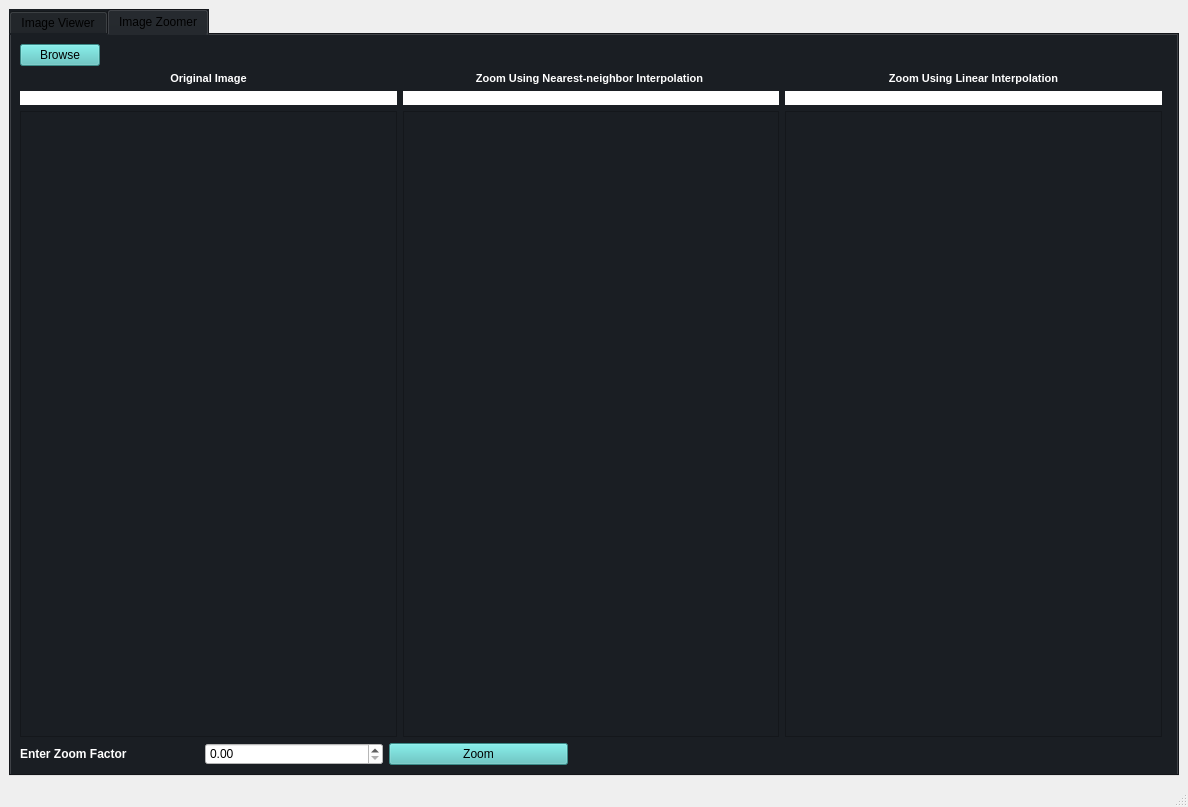
Old version of the form GUI2.ui in the repository FarahGamal/Image-Processing-Toolbox.
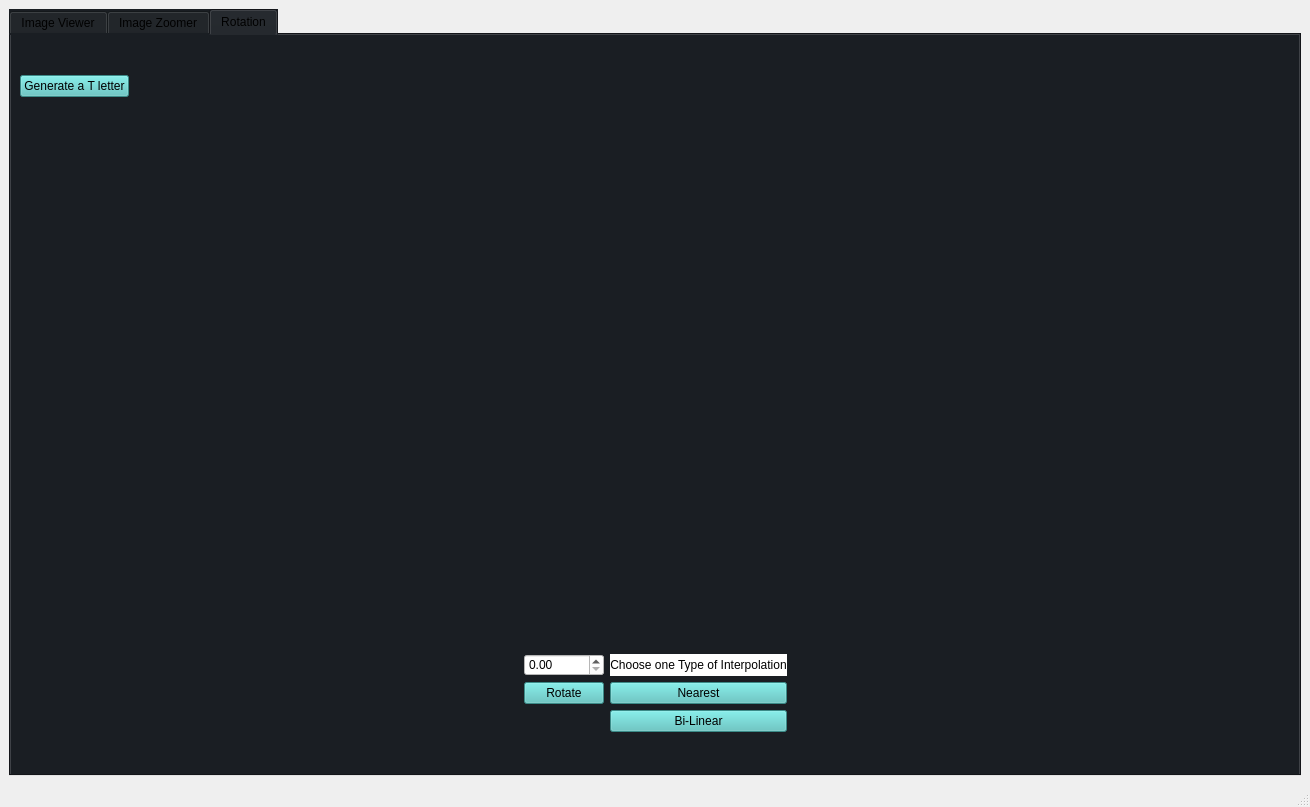
New version of the form.

What changed in the file:
```diff
--- a/GUI2.ui
+++ b/GUI2.ui
@@ -21,7 +21,7 @@
        <string notr="true">background-color: rgb(26, 30, 35);</string>
       </property>
       <property name="currentIndex">
-       <number>1</number>
+       <number>2</number>
       </property>
       <widget class="QWidget" name="imageViewerTab">
        <attribute name="title">
@@ -668,6 +668,216 @@
         </item>
        </layout>
       </widget>
+      <widget class="QWidget" name="tab">
+       <attribute name="title">
+        <string>Rotation</string>
+       </attribute>
+       <layout class="QGridLayout" name="gridLayout_10">
+        <item row="0" column="0">
+         <layout class="QGridLayout" name="gridLayout_9">
+          <item row="0" column="0">
+           <layout class="QGridLayout" name="gridLayout_8">
+            <item row="0" column="1">
+             <spacer name="horizontalSpacer_4">
+              <property name="orientation">
+               <enum>Qt::Horizontal</enum>
+              </property>
+              <property name="sizeHint" stdset="0">
+               <size>
+                <width>40</width>
+                <height>20</height>
+               </size>
+              </property>
+             </spacer>
+            </item>
+            <item row="0" column="0">
+             <widget class="QPushButton" name="generateTLetterPushButton">
+              <property name="styleSheet">
+               <string notr="true">background-color: rgb(83, 194, 191);</string>
+              </property>
+              <property name="text">
+               <string>Generate a T letter</string>
+              </property>
+             </widget>
+            </item>
+           </layout>
+          </item>
+          <item row="2" column="0">
+           <layout class="QGridLayout" name="gridLayout_7">
+            <item row="0" column="1">
+             <widget class="QDoubleSpinBox" name="rotateDoubleSpinBox">
+              <property name="styleSheet">
+               <string notr="true">background-color: rgb(255, 255, 255);</string>
+              </property>
+             </widget>
+            </item>
+            <item row="0" column="2">
+             <widget class="QLabel" name="label_6">
+              <property name="sizePolicy">
+               <sizepolicy hsizetype="Fixed" vsizetype="Preferred">
+                <horstretch>0</horstretch>
+                <verstretch>0</verstretch>
+               </sizepolicy>
+              </property>
+              <property name="styleSheet">
+               <string notr="true">background-color: rgb(255, 255, 255);</string>
+              </property>
+              <property name="text">
+               <string>Choose one Type of Interpolation</string>
+              </property>
+              <property name="alignment">
+               <set>Qt::AlignCenter</set>
+              </property>
+             </widget>
+            </item>
+            <item row="2" column="2">
+             <widget class="QPushButton" name="bilinearPushButton">
+              <property name="sizePolicy">
+               <sizepolicy hsizetype="Minimum" vsizetype="Fixed">
+                <horstretch>0</horstretch>
+                <verstretch>0</verstretch>
+               </sizepolicy>
+              </property>
+              <property name="styleSheet">
+               <string notr="true">background-color: rgb(83, 194, 191);</string>
+              </property>
+              <property name="text">
+               <string>Bi-Linear</string>
+              </property>
+             </widget>
+            </item>
+            <item row="1" column="1">
+             <widget class="QPushButton" name="rotatePushButton">
+              <property name="styleSheet">
+               <string notr="true">background-color: rgb(83, 194, 191);</string>
+              </property>
+              <property name="text">
+               <string>Rotate</string>
+              </property>
+             </widget>
+            </item>
+            <item row="1" column="2">
+             <widget class="QPushButton" name="nearestPushButton">
+              <property name="sizePolicy">
+               <sizepolicy hsizetype="Minimum" vsizetype="Fixed">
+                <horstretch>0</horstretch>
+                <verstretch>0</verstretch>
+               </sizepolicy>
+              </property>
+              <property name="styleSheet">
+               <string notr="true">background-color: rgb(83, 194, 191);</string>
+              </property>
+              <property name="text">
+               <string>Nearest</string>
+              </property>
+             </widget>
+            </item>
+            <item row="1" column="0">
+             <spacer name="horizontalSpacer_6">
+              <property name="orientation">
+               <enum>Qt::Horizontal</enum>
+              </property>
+              <property name="sizeHint" stdset="0">
+               <size>
+                <width>40</width>
+                <height>20</height>
+               </size>
+              </property>
+             </spacer>
+            </item>
+            <item row="1" column="3">
+             <spacer name="horizontalSpacer_7">
+              <property name="orientation">
+               <enum>Qt::Horizontal</enum>
+              </property>
+              <property name="sizeHint" stdset="0">
+               <size>
+                <width>40</width>
+                <height>20</height>
+               </size>
+              </property>
+             </spacer>
+            </item>
+           </layout>
+          </item>
+          <item row="1" column="0">
+           <layout class="QGridLayout" name="gridLayout_6">
+            <item row="0" column="1">
+             <layout class="QGridLayout" name="tLetterGridLayout"/>
+            </item>
+            <item row="1" column="0">
+             <spacer name="horizontalSpacer_5">
+              <property name="orientation">
+               <enum>Qt::Horizontal</enum>
+              </property>
+              <property name="sizeType">
+               <enum>QSizePolicy::Fixed</enum>
+              </property>
+              <property name="sizeHint" stdset="0">
+               <size>
+                <width>5</width>
+                <height>20</height>
+               </size>
+              </property>
+             </spacer>
+            </item>
+            <item row="0" column="0">
+             <spacer name="verticalSpacer_3">
+              <property name="orientation">
+               <enum>Qt::Vertical</enum>
+              </property>
+              <property name="sizeType">
+               <enum>QSizePolicy::Fixed</enum>
+              </property>
+              <property name="sizeHint" stdset="0">
+               <size>
+                <width>20</width>
+                <height>500</height>
+               </size>
+              </property>
+             </spacer>
+            </item>
+            <item row="1" column="3">
+             <spacer name="horizontalSpacer_9">
+              <property name="orientation">
+               <enum>Qt::Horizontal</enum>
+              </property>
+              <property name="sizeType">
+               <enum>QSizePolicy::Fixed</enum>
+              </property>
+              <property name="sizeHint" stdset="0">
+               <size>
+                <width>625</width>
+                <height>20</height>
+               </size>
+              </property>
+             </spacer>
+            </item>
+            <item row="1" column="1">
+             <spacer name="horizontalSpacer_8">
+              <property name="orientation">
+               <enum>Qt::Horizontal</enum>
+              </property>
+              <property name="sizeType">
+               <enum>QSizePolicy::Fixed</enum>
+              </property>
+              <property name="sizeHint" stdset="0">
+               <size>
+                <width>625</width>
+                <height>20</height>
+               </size>
+              </property>
+             </spacer>
+            </item>
+            <item row="0" column="3">
+             <layout class="QGridLayout" name="rotatedImageGridLayout"/>
+            </item>
+           </layout>
+          </item>
+         </layout>
+        </item>
+       </layout>
+      </widget>
      </widget>
     </item>
    </layout>
```
